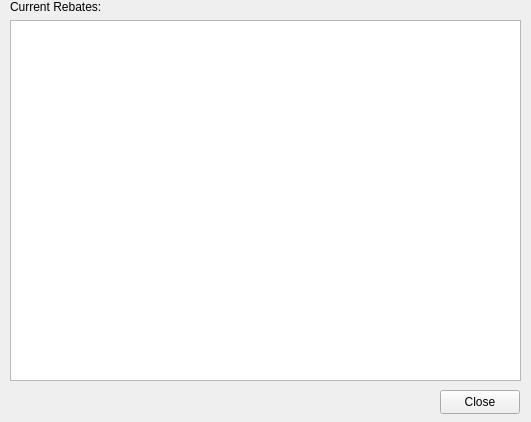
P4TOO/BulkClub-System, file rebatewindow.ui: the form before one commit.
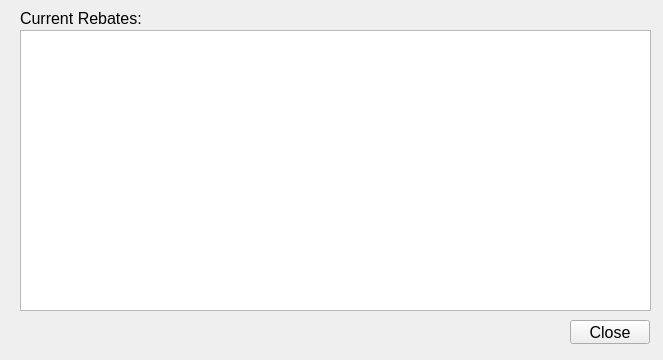
The form after the commit.

Commit message: modified storemanager and rebatwindow ui

Diff of the .ui file:
```diff
--- a/rebatewindow.ui
+++ b/rebatewindow.ui
@@ -6,8 +6,8 @@
    <rect>
     <x>0</x>
     <y>0</y>
-    <width>531</width>
-    <height>422</height>
+    <width>663</width>
+    <height>360</height>
    </rect>
   </property>
   <property name="windowTitle">
@@ -16,41 +16,51 @@
   <widget class="QPushButton" name="pushButton">
    <property name="geometry">
     <rect>
-     <x>440</x>
-     <y>390</y>
+     <x>570</x>
+     <y>320</y>
      <width>80</width>
      <height>24</height>
     </rect>
    </property>
+   <property name="font">
+    <font>
+     <pointsize>12</pointsize>
+    </font>
+   </property>
    <property name="text">
     <string>Close</string>
    </property>
   </widget>
-  <widget class="QWidget" name="layoutWidget">
+  <widget class="QLabel" name="label">
    <property name="geometry">
     <rect>
-     <x>10</x>
-     <y>0</y>
-     <width>511</width>
-     <height>381</height>
+     <x>20</x>
+     <y>10</y>
+     <width>251</width>
+     <height>16</height>
     </rect>
    </property>
-   <layout class="QVBoxLayout" name="verticalLayout">
-    <item>
-     <widget class="QLabel" name="label">
-      <property name="text">
-       <string>Current Rebates:</string>
-      </property>
-     </widget>
-    </item>
-    <item>
-     <widget class="QTableView" name="tableView">
-      <property name="sortingEnabled">
-       <bool>true</bool>
-      </property>
-     </widget>
-    </item>
-   </layout>
+   <property name="font">
+    <font>
+     <pointsize>12</pointsize>
+    </font>
+   </property>
+   <property name="text">
+    <string>Current Rebates:</string>
+   </property>
+  </widget>
+  <widget class="QTableView" name="tableView">
+   <property name="geometry">
+    <rect>
+     <x>20</x>
+     <y>30</y>
+     <width>631</width>
+     <height>281</height>
+    </rect>
+   </property>
+   <property name="sortingEnabled">
+    <bool>true</bool>
+   </property>
   </widget>
  </widget>
  <resources/>
```
The commit also changes 1 other file.
